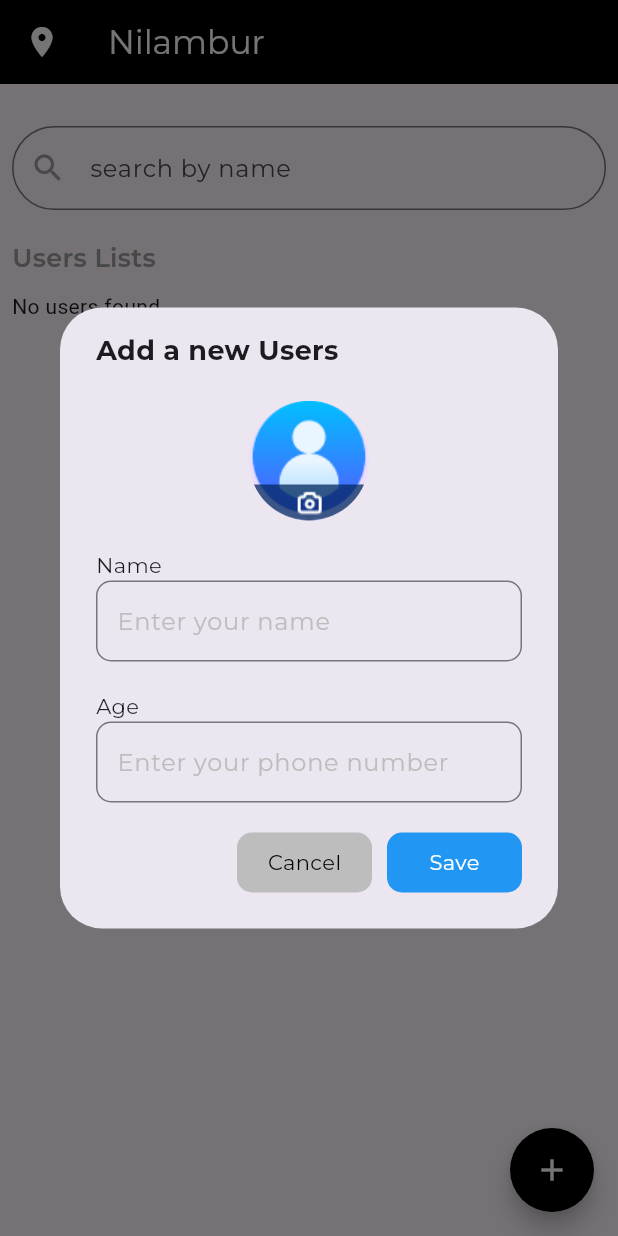
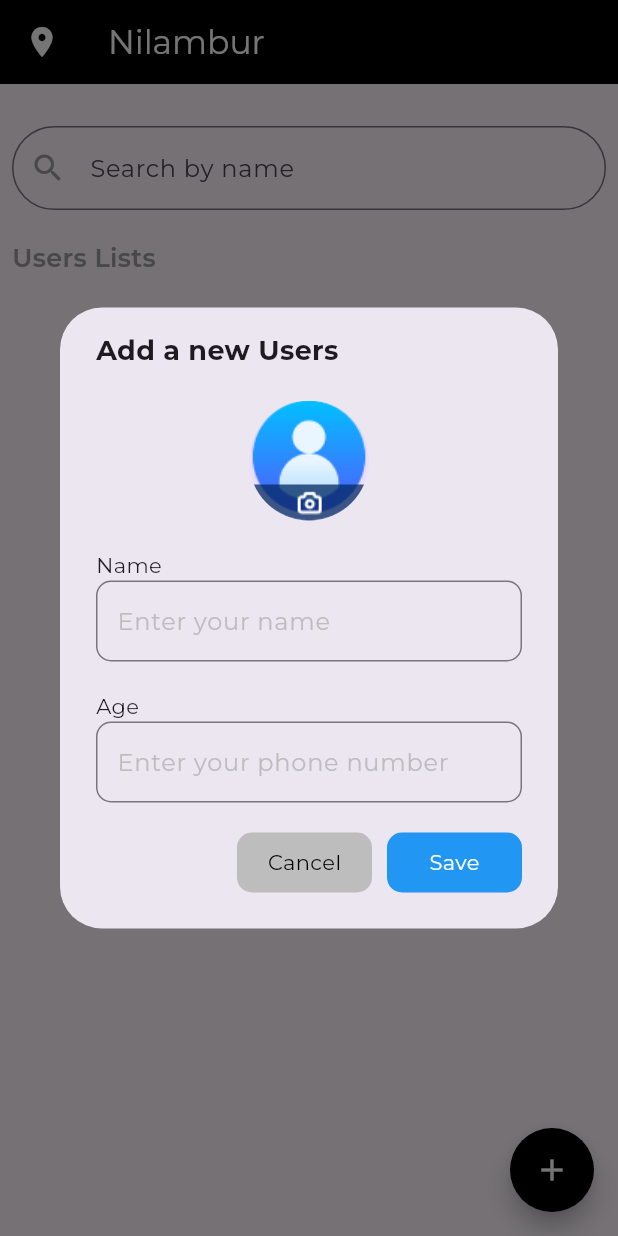
Before and after one commit to muhammed-ajmal1217/totalx_task, a Flutter app: the MainPage screen opened directly, after a tap on the "add" icon, on a phone screen of 412 x 824 dp. Run offline on Flutter 3.47's test engine with Material 3 defaults, Android fonts, the phone set to English and light mode, and no system bars; our stand-ins replace cloud_firestore, firebase_auth, firebase_core, google_fonts, pinput; accounts and stored records are empty; network calls fail.

Commit message:
search added

```diff
--- a/lib/model/user_data_model.dart
+++ b/lib/model/user_data_model.dart
@@ -1,24 +1,30 @@
+import 'package:cloud_firestore/cloud_firestore.dart';
+
 class UserDataModel{
   String? name;
   String? phoneNumber;
   String? image;
+  Timestamp? time;
   UserDataModel({
     this.name,
     this.phoneNumber,
-    this.image
+    this.image,
+    this.time
   });
   factory UserDataModel.fromJson(Map<String,dynamic> json){
     return UserDataModel(
       name: json['name'],
       phoneNumber: json['phone_number'],
       image: json['image'],
+      time: json['time']
     );
   }
   Map<String,dynamic>toJson(){
     return {
       'name':name,
       'phone_number':phoneNumber,
-      'image':image
+      'image':image,
+      'time':time
     };
   }
 }
--- a/lib/service/data_service.dart
+++ b/lib/service/data_service.dart
@@ -2,7 +2,7 @@ import 'package:cloud_firestore/cloud_firestore.dart';
 import 'package:totalx_machine_task/model/user_data_model.dart';
 
 class DataService{
-  FirebaseFirestore firestore = FirebaseFirestore.instance;
+FirebaseFirestore firestore = FirebaseFirestore.instance;
 Stream<List<UserDataModel>> getUsers() {
   return firestore.collection('users_collection').snapshots().map((querySnapshot) {
     return querySnapshot.docs.map((doc) {
--- a/lib/views/home_page.dart
+++ b/lib/views/home_page.dart
@@ -13,8 +13,10 @@ class HomePage extends StatefulWidget {
 
 class _HomePageState extends State<HomePage> {
   DataService dataService = DataService();
+  TextEditingController searchController = TextEditingController();
   TextEditingController nameController = TextEditingController();
   TextEditingController phoneController = TextEditingController();
+
   @override
   Widget build(BuildContext context) {
     return Scaffold(
@@ -39,12 +41,16 @@ class _HomePageState extends State<HomePage> {
               height: 20,
             ),
             TextFormField(
+              controller: searchController,
+              onChanged: (value) {
+                setState(() {});
+              },
               decoration: InputDecoration(
                 prefixIcon: Icon(
                   Icons.search_sharp,
                   color: Colors.grey,
                 ),
-                hintText: 'search by name',
+                hintText: 'Search by name',
                 hintStyle: GoogleFonts.montserrat(),
                 border: OutlineInputBorder(
                   borderRadius: BorderRadius.circular(50),
@@ -64,34 +70,37 @@ class _HomePageState extends State<HomePage> {
             SizedBox(
               height: 10,
             ),
-            StreamBuilder<List<UserDataModel>>(
+            Expanded(
+              child: StreamBuilder<List<UserDataModel>>(
                 stream: dataService.getUsers(),
                 builder: (context, snapshot) {
                   if (snapshot.connectionState == ConnectionState.waiting) {
-                return CircularProgressIndicator();
+                    return Center(child: CircularProgressIndicator());
                   } else if (snapshot.hasError) {
-                return Text('Error: ${snapshot.error}');
+                    return Center(child: Text('Error: ${snapshot.error}'));
                   } else {
-                List<UserDataModel>? fetchedUsers = snapshot.data;
-                if (fetchedUsers == null || fetchedUsers.isEmpty) {
-                  return Text('No users found.');
-                } else {
-                  return Expanded(
-                    child: ListView.builder(
-                      shrinkWrap: true,
-                      itemCount: fetchedUsers.length,
+                    List<UserDataModel> allUsers = snapshot.data ?? [];
+                    List<UserDataModel> filteredUsers = allUsers.where((user) =>
+                      user.name!.toLowerCase().contains(searchController.text.toLowerCase())
+                    ).toList();
+
+                    if (filteredUsers.isEmpty) {
+                      return Center(child: Text('No users found.'));
+                    }
+
+                    return ListView.builder(
+                      itemCount: filteredUsers.length,
                       itemBuilder: (context, index) {
-                        final user = fetchedUsers[index];
+                        final user = filteredUsers[index];
                         return ListTile(
                           title: Text(user.name ?? ''),
                           subtitle: Text(user.phoneNumber ?? ''),
                         );
                       },
-                    ),
                     );
                   }
-              }
                 },
+              ),
             ),
           ],
         ),
--- a/lib/widgets/add_dialogue_box.dart
+++ b/lib/widgets/add_dialogue_box.dart
@@ -1,3 +1,4 @@
+import 'package:cloud_firestore/cloud_firestore.dart';
 import 'package:flutter/material.dart';
 import 'package:google_fonts/google_fonts.dart';
 import 'package:totalx_machine_task/model/user_data_model.dart';
@@ -101,6 +102,7 @@ class AddDialogueBox extends StatelessWidget {
                         name: nameController.text,
                         phoneNumber: phoneController.text,
                         image: '',
+                        time: Timestamp.now()
                       );
                       DataService().addUserCollection(users);
                       Navigator.pop(context);
--- a/pubspec.yaml
+++ b/pubspec.yaml
@@ -35,6 +35,8 @@ dependencies:
   flutter:
     sdk: flutter
   google_fonts: ^6.2.1
+  http: ^1.2.1
+  infinite_scroll_pagination: ^4.0.0
   pinput: ^4.0.0
   provider: ^6.1.2
 
```
Also changed, not shown: lib/controller/data_controller.dart (+10 -1 lines), pubspec.lock. Lines whose indentation alone changed are shown as unchanged.
